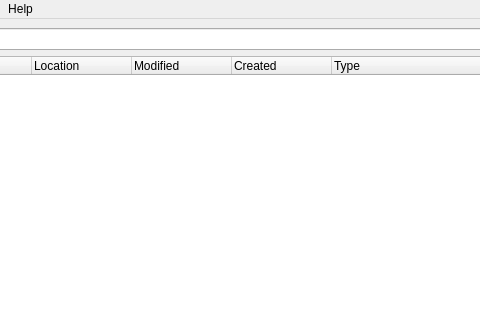
Before: the Qt Designer form Araneus/UI/main_window.ui in 416d72/araneus, drawn with Qt 5; both pictures show x 178 to 658 and y 0 to 320 of the 800 by 600 pixel window.
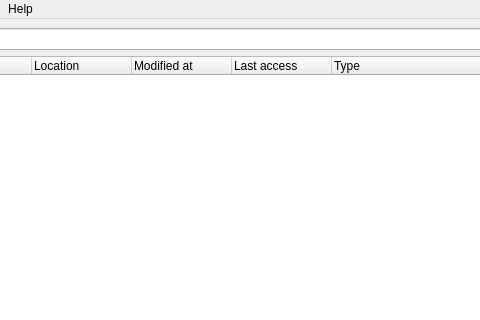
After: the same form once the commit is applied. Icons and pictures are not drawn.

Diff of the .ui file:
```diff
--- a/Araneus/UI/main_window.ui
+++ b/Araneus/UI/main_window.ui
@@ -75,12 +75,12 @@
       </column>
       <column>
        <property name="text">
-        <string>Modified</string>
+        <string>Modified at</string>
        </property>
       </column>
       <column>
        <property name="text">
-        <string>Created</string>
+        <string>Last access</string>
        </property>
       </column>
       <column>
```
Left out of the diff: 7 changed lines with no effect on the pictures.
